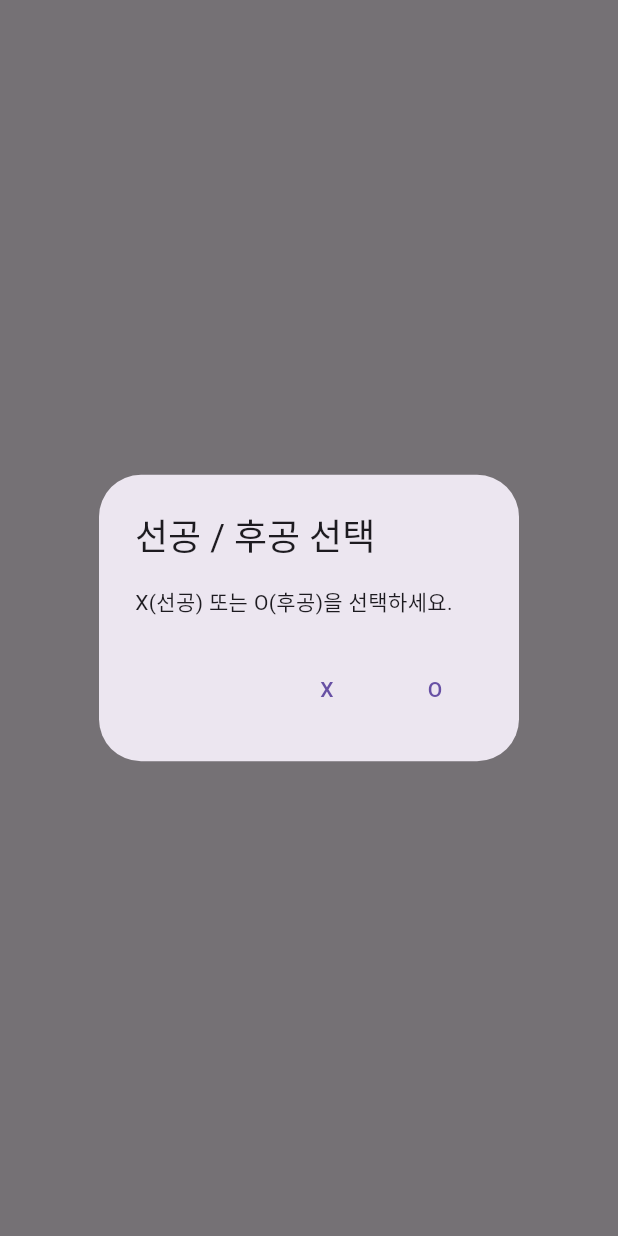
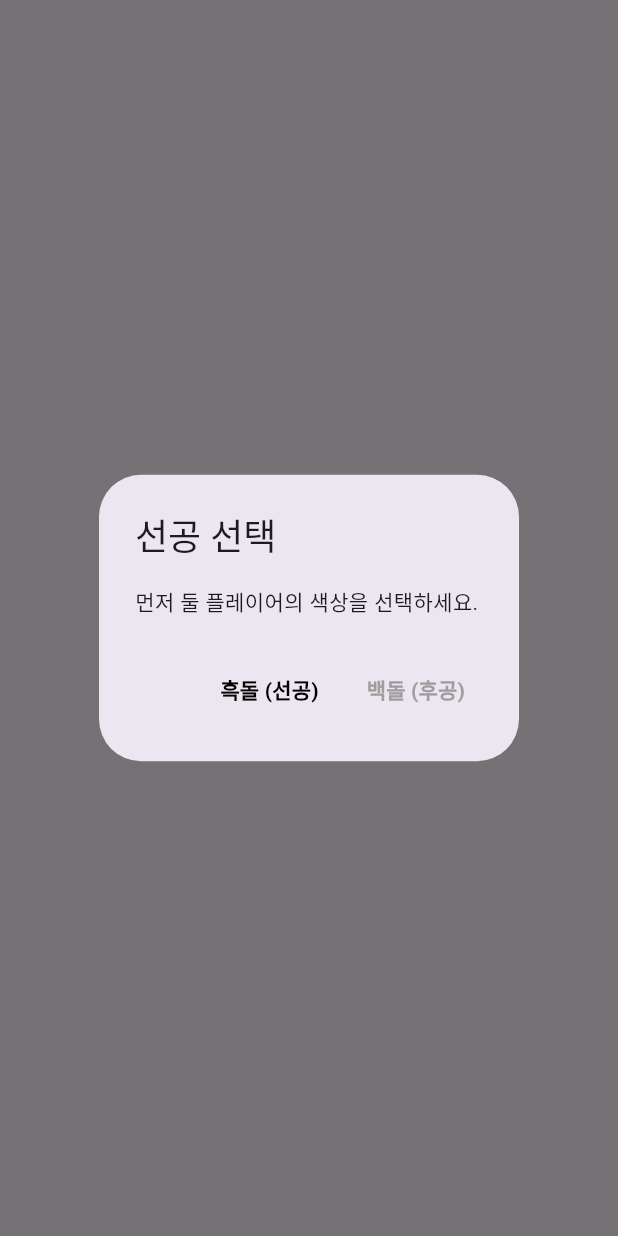
Before and after one commit to HOJOE5/board_games-app, a Flutter app: what showFirstMoveDialog() shows on an empty page, opened directly, on a phone screen of 412 x 824 dp. Run offline on Flutter 3.47's test engine with Material 3 defaults, Android fonts, the phone set to English and light mode, and no system bars; our stand-ins replace shared_preferences, sqflite; accounts and stored records are empty.

Commit message:
첫구동

```diff
--- a/games/lib/games/gomoku/ui/dialogs/first_move_dialog.dart
+++ b/games/lib/games/gomoku/ui/dialogs/first_move_dialog.dart
@@ -1,24 +1,37 @@
 // lib/games/gomoku/ui/dialogs/first_move_dialog.dart
 import 'package:flutter/material.dart';
 
-Future<String?> showFirstMoveDialog(BuildContext context) {
+Future<String?> showFirstMoveDialog(BuildContext context) async {
   return showDialog<String>(
     context: context,
-    barrierDismissible: false,
-    builder:
-        (_) => AlertDialog(
-          title: const Text('선공 / 후공 선택'),
-          content: const Text('X(선공) 또는 O(후공)을 선택하세요.'),
-          actions: [
-            TextButton(
-              onPressed: () => Navigator.pop(context, 'X'),
-              child: const Text('X'),
+    barrierDismissible: false, // 사용자가 선택해야 닫힘
+    builder: (BuildContext context) {
+      return AlertDialog(
+        title: const Text('선공 선택'),
+        content: const Text('먼저 둘 플레이어의 색상을 선택하세요.'),
+        actions: <Widget>[
+          TextButton(
+            child: const Text(
+              '흑돌 (선공)', // <<<--- 텍스트 변경
+              style:
+                  TextStyle(color: Colors.black, fontWeight: FontWeight.bold),
             ),
-            TextButton(
-              onPressed: () => Navigator.pop(context, 'O'),
-              child: const Text('O'),
+            onPressed: () {
+              Navigator.of(context).pop('X'); // 반환 값은 'X' 유지
+            },
+          ),
+          TextButton(
+            child: const Text(
+              '백돌 (후공)', // <<<--- 텍스트 변경
+              style: TextStyle(
+                  color: Colors.grey, fontWeight: FontWeight.bold), // 백돌 느낌 색상
             ),
-          ],
-        ),
+            onPressed: () {
+              Navigator.of(context).pop('O'); // 반환 값은 'O' 유지
+            },
+          ),
+        ],
+      );
+    },
   );
 }
```
Also changed, not shown: games/lib/games/gomoku/ai/learning.dart (+8 -10 lines), games/lib/games/gomoku/ai/pattern_learning.dart (+10 -21 lines), games/lib/games/gomoku/ui/screens/gomoku_board_screen.dart (+14 -10 lines), games/lib/games/gomoku/ui/widgets/gomoku_board.dart (+29 -19 lines), 2 other files.
